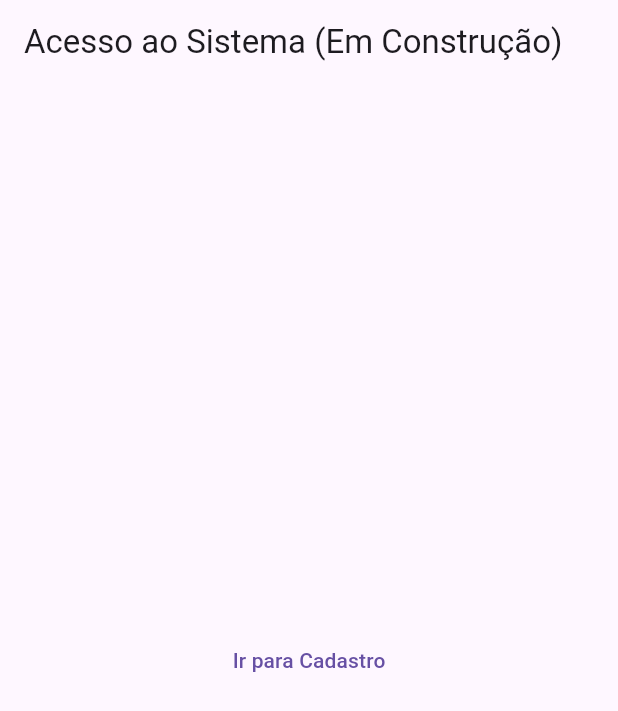
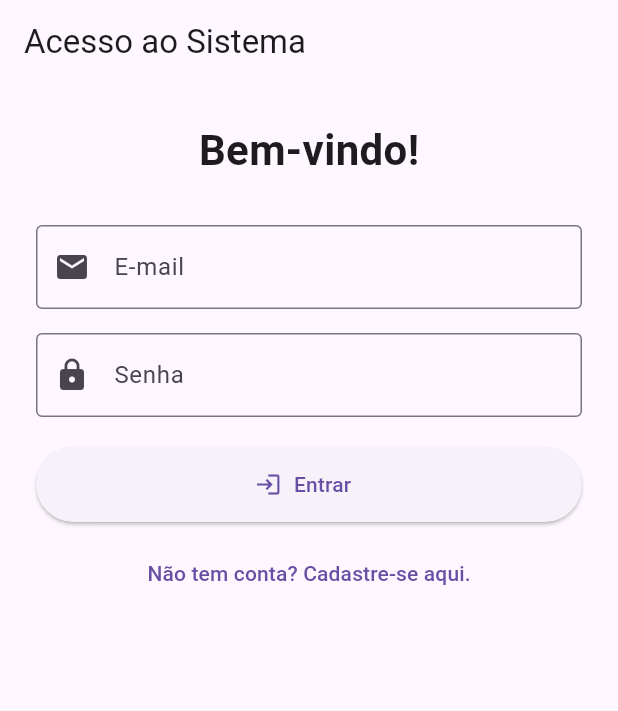
Before and after one commit to ruan-silva-gomes/cadastro_cliente, a Flutter app: the TelaLogin screen opened directly, on a phone screen of 412 x 824 dp. Shown: the top 711 px of the screen. Run offline on Flutter 3.47's test engine with Material 3 defaults, Android fonts, the phone set to English and light mode, and no system bars.

Commit message:
login e cadastro funcionando tudo funcionando

```diff
--- a/gerenciador_clientes/lib/main.dart
+++ b/gerenciador_clientes/lib/main.dart
@@ -20,9 +20,9 @@ class AplicativoClientes extends StatelessWidget {
       title: 'Sistema de Clientes',
       debugShowCheckedModeBanner: false,
       theme: ThemeData(primarySwatch: Colors.indigo, useMaterial3: true),
-      home: TelaPrincipal(
-        cliente: Cliente(nome: 'DEV', email: 'dev@gmail.com', senha: '0'),
-      ),
+      //APENAS MUDAR ISSO NA CLASSE AplictivoClientes
+      //home: const TelaPrincipal(cliente: Clientes(nome: 'DEV TEST', email: ''dev@teste.com), senha: ''0)),
+      home: const TelaLogin(),//<--AGORA COMEÇA NO LOGIN
     );
   }
 }
@@ -216,13 +216,101 @@ class _EstadoTelaCadastro extends State<TelaCadastro> {
 }
 
 // ATUALIZE O PLACEHOLDER DA TELA DE LOGIN PARA INCLUIR A NAVEGAÇÃO
-class TelaLogin extends StatelessWidget {
+// (CLASSE TELA LOGIN COMPLETA)
+
+class TelaLogin extends StatefulWidget {
   const TelaLogin({super.key});
+
   @override
-  Widget build(BuildContext context) => Scaffold(
-        appBar: AppBar(title: const Text('Acesso ao Sistema (Em Construção)')),
-        body: Center(
-          child: TextButton(
+  State<TelaLogin> createState() => _EstadoTelaLogin();
+}
+
+class _EstadoTelaLogin extends State<TelaLogin> {
+  final _chaveForm = GlobalKey<FormState>();
+  final _emailController = TextEditingController();
+  final _senhaController = TextEditingController();
+  String _mensagemErro = '';
+
+  void _fazerLogin() {
+    // 1. Validação dos campos
+    if (_chaveForm.currentState!.validate()) {
+      setState(() => _mensagemErro = ''); // Limpa erro.
+
+      final email = _emailController.text.trim();
+      final senha = _senhaController.text;
+
+      // 2. Chama o método 'login' do nosso BD simulado.
+      final clienteLogado = gerenciadorClientes.login(email, senha);
+
+      if (clienteLogado != null) {
+        // 3. Login de sucesso: Navega para a tela principal (substituindo o Login).
+        Navigator.pushReplacement(
+          context,
+          MaterialPageRoute(
+            builder: (context) => TelaPrincipal(cliente: clienteLogado),
+          ),
+        );
+      } else {
+        // 4. Login falhou.
+        setState(() {
+          _mensagemErro = 'E-mail ou senha incorretos.';
+        });
+      }
+    }
+  }
+
+  @override
+  Widget build(BuildContext context) {
+    return Scaffold(
+      appBar: AppBar(title: const Text('Acesso ao Sistema')),
+      body: SingleChildScrollView(
+        padding: const EdgeInsets.all(24.0),
+        child: Form(
+          key: _chaveForm,
+          child: Column(
+            mainAxisAlignment: MainAxisAlignment.center,
+            children: <Widget>[
+              const Text('Bem-vindo!', style: TextStyle(fontSize: 28, fontWeight: FontWeight.bold)),
+              const SizedBox(height: 30),
+              // Campo E-mail
+              TextFormField(
+                controller: _emailController,
+                decoration: const InputDecoration(
+                  labelText: 'E-mail',
+                  border: OutlineInputBorder(),
+                  prefixIcon: Icon(Icons.email),
+                ),
+                validator: (valor) => (valor == null || !valor.contains('@')) ? 'E-mail inválido.' : null,
+              ),
+              const SizedBox(height: 16),
+              // Campo Senha
+              TextFormField(
+                controller: _senhaController,
+                obscureText: true,
+                decoration: const InputDecoration(
+                  labelText: 'Senha',
+                  border: OutlineInputBorder(),
+                  prefixIcon: Icon(Icons.lock),
+                ),
+                validator: (valor) => (valor == null || valor.length < 6) ? 'A senha deve ter 6+ caracteres.' : null,
+              ),
+              const SizedBox(height: 20),
+              // Mensagem de Erro
+              if (_mensagemErro.isNotEmpty)
+                Padding(
+                  padding: const EdgeInsets.only(bottom: 10),
+                  child: Text(_mensagemErro, style: const TextStyle(color: Colors.red, fontWeight: FontWeight.bold)),
+                ),
+              // Botão de Login
+              ElevatedButton.icon(
+                onPressed: _fazerLogin,
+                icon: const Icon(Icons.login),
+                label: const Text('Entrar'),
+                style: ElevatedButton.styleFrom(minimumSize: const Size(double.infinity, 50)),
+              ),
+              const SizedBox(height: 10),
+              // Botão para Cadastrar
+              TextButton(
                 onPressed: () {
                   // Navega para a tela de cadastro.
                   Navigator.push(
@@ -230,8 +318,19 @@ class TelaLogin extends StatelessWidget {
                     MaterialPageRoute(builder: (context) => const TelaCadastro()),
                   );
                 },
-            child: const Text('Ir para Cadastro'),
+                child: const Text('Não tem conta? Cadastre-se aqui.'),
+              ),
+            ],
+          ),
         ),
       ),
     );
   }
+  // BOA PRÁTICA: Liberar os controladores
+  @override
+  void dispose() {
+    _emailController.dispose();
+    _senhaController.dispose();
+    super.dispose();
+  }
+}
```
Lines whose indentation alone changed are shown as unchanged.
